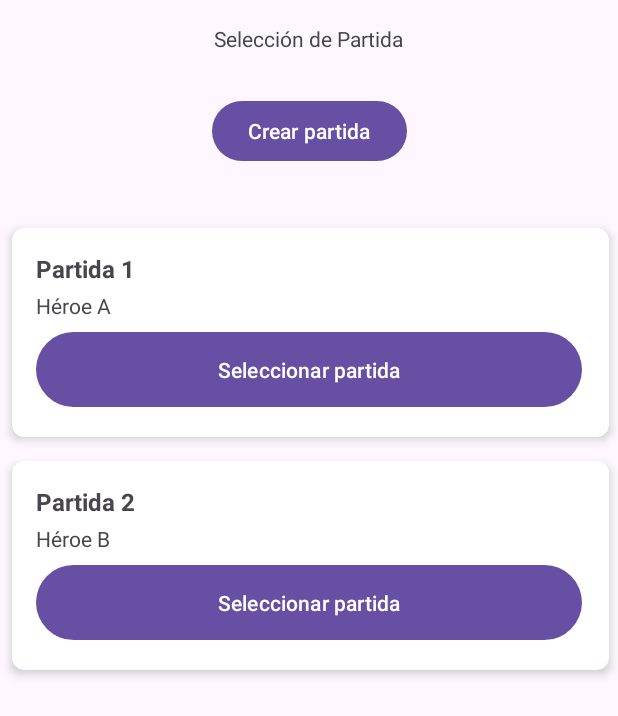
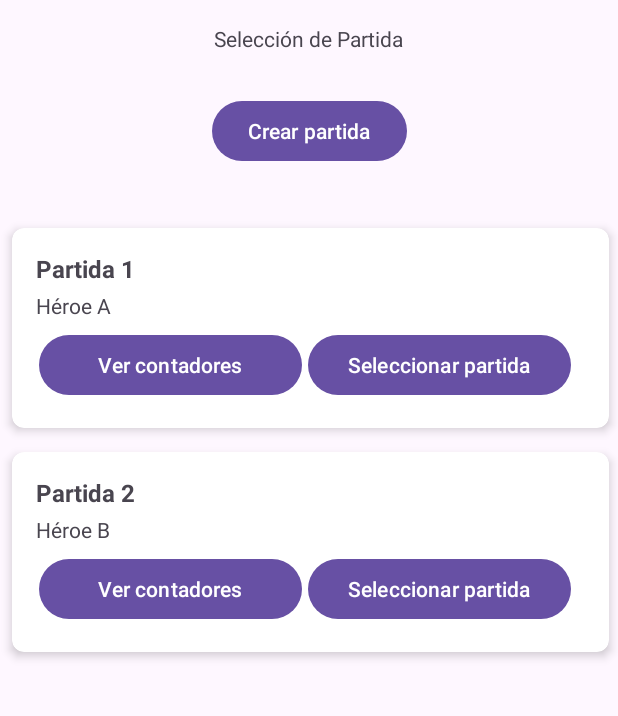
Before and after one commit to Jackknife95/PAD_24-25, an Android app: the GameSessionActivity screen opened directly, with no data from a screen before it, on a phone screen of 412 x 824 dp. Shown: the top 716 px of the screen. Run offline under Robolectric (Android 15) with nearby library versions, the phone set to English and light mode, and no system bars; Roboto replaces fonts that are not available here.

Commit message:
añadido acceso a contadores desde selección de partida

```diff
--- a/app/src/main/java/es/ucm/fdi/proyecto/dicesanddragons/SavedGamesAdapter.java
+++ b/app/src/main/java/es/ucm/fdi/proyecto/dicesanddragons/SavedGamesAdapter.java
@@ -30,13 +30,14 @@ public class SavedGamesAdapter extends RecyclerView.Adapter<SavedGamesAdapter.Vi
     // Clase interna para ViewHolder
     public static class ViewHolder extends RecyclerView.ViewHolder {
         TextView nombrePartida, nombrePersonaje;
-        Button seleccionarPartida;
+        Button seleccionarPartida, accederContadores;
 
         public ViewHolder(View view) {
             super(view);
             nombrePartida = view.findViewById(R.id.nombrePartida);
             nombrePersonaje = view.findViewById(R.id.nombrePersonaje);
             seleccionarPartida = view.findViewById(R.id.seleccionarPartida);
+            accederContadores = view.findViewById(R.id.contadores);
         }
     }
 
@@ -64,6 +65,15 @@ public class SavedGamesAdapter extends RecyclerView.Adapter<SavedGamesAdapter.Vi
             Intent intent = new Intent(context, MainActivity.class);
             context.startActivity(intent);
         });
+
+        holder.accederContadores.setOnClickListener(v -> {
+            // Actualizar la sesión activa
+            SessionManager.getInstance().setCurrentSession(partida);
+
+            // Crear un Intent para redirigir al MainActivity
+            Intent intent = new Intent(context, CounterActivity.class);
+            context.startActivity(intent);
+        });
     }
 
     @Override
--- a/app/src/main/res/layout/game_session_saved_game_card.xml
+++ b/app/src/main/res/layout/game_session_saved_game_card.xml
@@ -30,11 +30,26 @@
             android:textSize="14sp"
             android:paddingBottom="4dp"/>
 
-        <Button
-            android:id="@+id/seleccionarPartida"
-            android:layout_width="364dp"
-            android:layout_height="58dp"
-            android:text="Seleccionar partida" />
+        <LinearLayout
+            android:layout_width="match_parent"
+            android:layout_height="match_parent"
+            android:orientation="horizontal">
+
+            <Button
+                android:id="@+id/contadores"
+                android:layout_width="175dp"
+                android:layout_margin="2dp"
+                android:layout_height="wrap_content"
+                android:text="Ver contadores" />
+
+            <Button
+                android:id="@+id/seleccionarPartida"
+                android:layout_width="175dp"
+                android:layout_height="wrap_content"
+                android:layout_margin="2dp"
+                android:text="Seleccionar partida" />
+        </LinearLayout>
+
     </LinearLayout>
 
 </androidx.cardview.widget.CardView>
```
